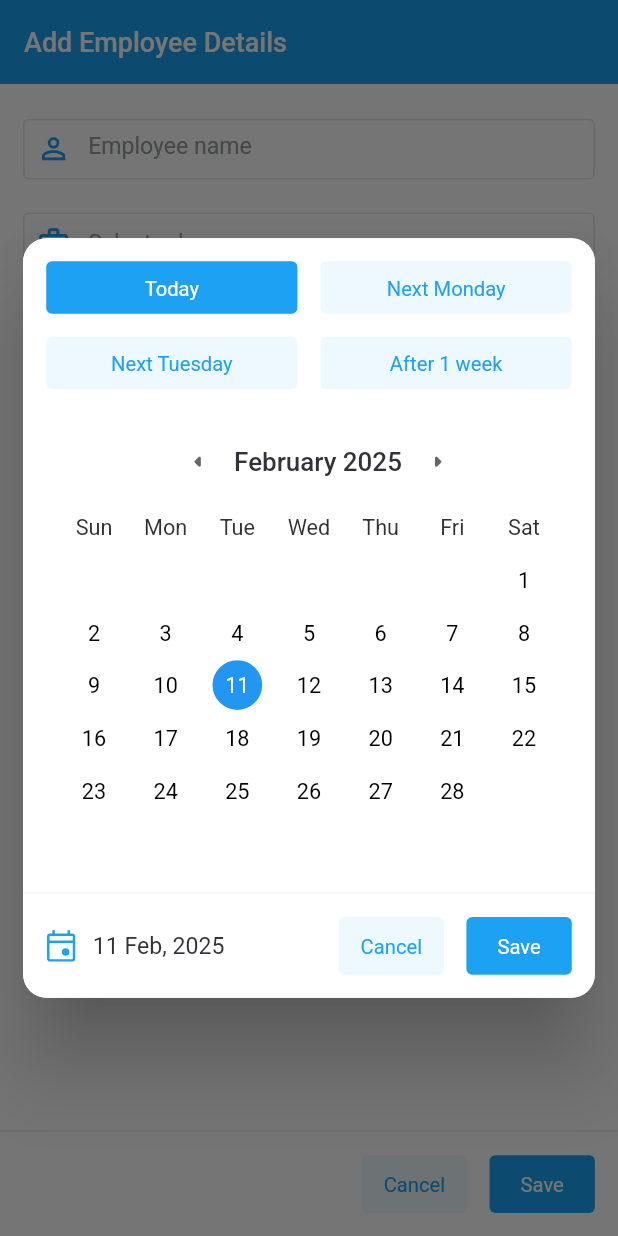
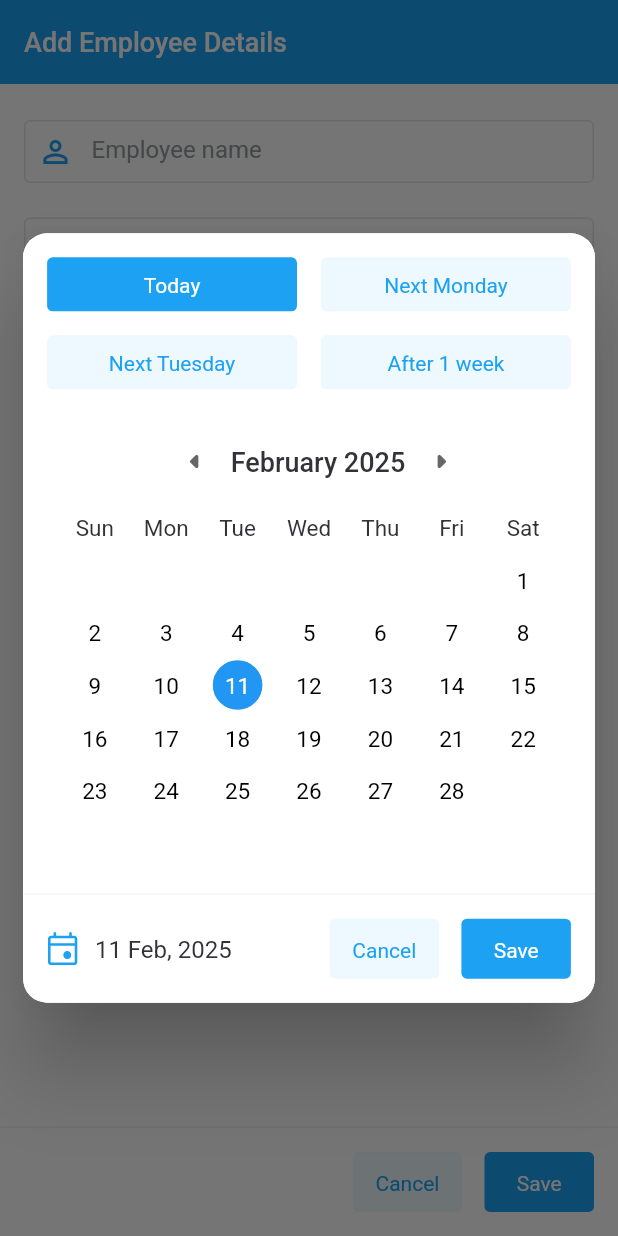
Before and after one commit to master-wayne7/employee_management, a Flutter app: the EmployeeDetailsScreen screen opened directly, after a tap on "Start date", on a phone screen of 412 x 824 dp. Run offline on Flutter 3.47's test engine with Material 3 defaults, Android fonts, the phone set to English and light mode, and no system bars; our stand-ins replace flutter_bloc, flutter_screenutil, flutter_slidable, flutter_svg, hive, hive_flutter; accounts and stored records are empty.

Commit message:
Refactor widget styles to remove screen size dependency and ensure consistent sizing across custom buttons and date pickers

```diff
--- a/lib/src/screens/employee_details_screen.dart
+++ b/lib/src/screens/employee_details_screen.dart
@@ -80,11 +80,11 @@ class _EmployeeDetailsScreenState extends State<EmployeeDetailsScreen> {
         children: [
           Expanded(
             child: Container(
-              padding: EdgeInsets.symmetric(horizontal: 16.sp, vertical: 24.sp),
+              padding: const EdgeInsets.symmetric(horizontal: 16, vertical: 24),
               color: AppColors.whiteColor,
               child: SingleChildScrollView(
                 child: Column(
-                  spacing: 23.sp,
+                  spacing: 23,
                   children: [
                     //name field
                     _buildInputField(
@@ -114,7 +114,7 @@ class _EmployeeDetailsScreenState extends State<EmployeeDetailsScreen> {
 
                     // date selection field
                     Row(
-                      spacing: 16.sp,
+                      spacing: 16,
                       children: [
                         //start date
                         Expanded(
@@ -134,10 +134,10 @@ class _EmployeeDetailsScreenState extends State<EmployeeDetailsScreen> {
                             },
                           ),
                         ),
-                        Icon(
+                        const Icon(
                           Icons.arrow_forward_rounded,
                           color: AppColors.primaryColor,
-                          size: 20.sp,
+                          size: 20,
                         ),
 
                         //end date
@@ -172,7 +172,7 @@ class _EmployeeDetailsScreenState extends State<EmployeeDetailsScreen> {
 
           //Footer
           Container(
-            padding: EdgeInsets.all(16.sp),
+            padding: const EdgeInsets.all(16),
             color: AppColors.whiteColor,
             child: Row(
               mainAxisAlignment: MainAxisAlignment.end,
@@ -180,14 +180,14 @@ class _EmployeeDetailsScreenState extends State<EmployeeDetailsScreen> {
                 CustomButton(
                   text: "Cancel",
                   isSelected: false,
-                  constraints: BoxConstraints(minWidth: 73.sp, minHeight: 40.sp),
+                  constraints: const BoxConstraints(minWidth: 73, minHeight: 40),
                   ontap: () => Navigator.pop(context),
                 ),
                 16.horizontalSpaceRadius,
                 CustomButton(
                   text: "Save",
                   isSelected: true,
-                  constraints: BoxConstraints(minWidth: 73.sp, minHeight: 40.sp),
+                  constraints: const BoxConstraints(minWidth: 73, minHeight: 40),
                   ontap: _saveEmployee,
                 ),
               ],
@@ -204,27 +204,27 @@ class _EmployeeDetailsScreenState extends State<EmployeeDetailsScreen> {
     required TextEditingController controller,
   }) {
     return Container(
-      padding: EdgeInsets.all(8.sp),
+      padding: const EdgeInsets.all(8),
       decoration: BoxDecoration(
         border: Border.all(color: AppColors.borderColor),
-        borderRadius: BorderRadius.circular(4.sp),
+        borderRadius: BorderRadius.circular(4),
       ),
       child: Row(
-        spacing: 12.sp,
+        spacing: 12,
         children: [
           Icon(
             icon,
             color: AppColors.primaryColor,
-            size: 24.sp,
+            size: 24,
           ),
           Expanded(
             child: SizedBox(
-              height: 24.sp,
+              height: 24,
               child: TextField(
                 style: AppTextStyles.robotoF16(
                   color: AppColors.textColor,
                   weight: FontWeight.w400,
-                ),
+                ).copyWith(fontSize: 16),
                 controller: controller,
                 textCapitalization: TextCapitalization.words,
                 autofillHints: const [
@@ -238,7 +238,7 @@ class _EmployeeDetailsScreenState extends State<EmployeeDetailsScreen> {
                   hintStyle: AppTextStyles.robotoF16(
                     color: AppColors.hintColor,
                     weight: FontWeight.w400,
-                  ),
+                  ).copyWith(fontSize: 16),
                 ),
               ),
             ),
@@ -256,18 +256,18 @@ class _EmployeeDetailsScreenState extends State<EmployeeDetailsScreen> {
     return GestureDetector(
       onTap: onTap,
       child: Container(
-        padding: EdgeInsets.all(8.sp),
+        padding: const EdgeInsets.all(8),
         decoration: BoxDecoration(
           border: Border.all(color: AppColors.borderColor),
-          borderRadius: BorderRadius.circular(4.sp),
+          borderRadius: BorderRadius.circular(4),
         ),
         child: Row(
-          spacing: 12.sp,
+          spacing: 12,
           children: [
             Icon(
               icon,
               color: AppColors.primaryColor,
-              size: 24.sp,
+              size: 24,
             ),
             Expanded(
               child: Text(
@@ -275,12 +275,12 @@ class _EmployeeDetailsScreenState extends State<EmployeeDetailsScreen> {
                 style: AppTextStyles.robotoF16(
                   color: value.isEmpty ? AppColors.hintColor : AppColors.textColor,
                   weight: FontWeight.w400,
-                ),
+                ).copyWith(fontSize: 16),
               ),
             ),
-            Icon(
+            const Icon(
               Icons.arrow_drop_down,
-              size: 20.sp,
+              size: 20,
               color: AppColors.primaryColor,
             ),
           ],
@@ -295,12 +295,12 @@ class _EmployeeDetailsScreenState extends State<EmployeeDetailsScreen> {
   }) {
     showModalBottomSheet(
       context: context,
-      shape: RoundedRectangleBorder(
-        borderRadius: BorderRadius.vertical(top: Radius.circular(16.sp)),
+      shape: const RoundedRectangleBorder(
+        borderRadius: BorderRadius.vertical(top: Radius.circular(16)),
       ),
       builder: (context) => Container(
-        decoration: BoxDecoration(
-          borderRadius: BorderRadius.vertical(top: Radius.circular(16.sp)),
+        decoration: const BoxDecoration(
+          borderRadius: BorderRadius.vertical(top: Radius.circular(16)),
           color: AppColors.whiteColor,
         ),
         child: ListView.separated(
@@ -317,14 +317,14 @@ class _EmployeeDetailsScreenState extends State<EmployeeDetailsScreen> {
               Navigator.pop(context);
             },
             child: Padding(
-              padding: EdgeInsets.all(16.sp),
+              padding: const EdgeInsets.all(16),
               child: Center(
                 child: Text(
                   items[index],
                   style: AppTextStyles.robotoF16(
                     color: AppColors.textColor,
                     weight: FontWeight.w400,
-                  ),
+                  ).copyWith(fontSize: 16),
                 ),
               ),
             ),
@@ -342,17 +342,17 @@ class _EmployeeDetailsScreenState extends State<EmployeeDetailsScreen> {
     return GestureDetector(
       onTap: onTap,
       child: Container(
-        padding: EdgeInsets.symmetric(vertical: 10.sp, horizontal: 8.sp),
+        padding: const EdgeInsets.symmetric(vertical: 10, horizontal: 8),
         decoration: BoxDecoration(
           border: Border.all(color: AppColors.borderColor),
-          borderRadius: BorderRadius.circular(4.sp),
+          borderRadius: BorderRadius.circular(4),
         ),
         child: Row(
           children: [
             SvgPicture.asset(
               "assets/svg/calendar.svg",
               colorFilter: const ColorFilter.mode(AppColors.primaryColor, BlendMode.srcIn),
-              height: 19.2.sp,
+              height: 19.2,
             ),
             9.68.horizontalSpaceRadius,
             Text(
@@ -360,7 +360,7 @@ class _EmployeeDetailsScreenState extends State<EmployeeDetailsScreen> {
               style: AppTextStyles.robotoF14(
                 color: date == null ? AppColors.hintColor : AppColors.textColor,
                 weight: FontWeight.w400,
-              ),
+              ).copyWith(fontSize: 14),
             ),
           ],
         ),
@@ -376,7 +376,7 @@ class _EmployeeDetailsScreenState extends State<EmployeeDetailsScreen> {
           insetPadding: EdgeInsets.zero,
           shape: RoundedRectangleBorder(borderRadius: BorderRadius.circular(16)),
           child: SizedBox(
-            width: 396.sp,
+            width: 396.sp > 700 ? 700 : 396.sp,
             child: CustomDatePicker(
               isEndDateDialog: isEndDateDialog,
               initialDate: initialDate ?? DateTime.now(),
--- a/lib/src/widgets/custom_button.dart
+++ b/lib/src/widgets/custom_button.dart
@@ -37,7 +37,7 @@ class CustomButton extends StatelessWidget {
       child: Container(
         constraints: constraints ?? const BoxConstraints(minHeight: 36),
         padding: padding ?? const EdgeInsets.all(8),
-        decoration: BoxDecoration(color: isSelected ? AppColors.primaryColor : AppColors.primaryColorLight, borderRadius: BorderRadius.circular(4.sp)),
+        decoration: BoxDecoration(color: isSelected ? AppColors.primaryColor : AppColors.primaryColorLight, borderRadius: BorderRadius.circular(4.r)),
         child: Center(
           child: Text(
             text,
@@ -45,7 +45,7 @@ class CustomButton extends StatelessWidget {
             style: AppTextStyles.robotoF14(
               color: isSelected ? AppColors.whiteColor : AppColors.primaryColor,
               weight: FontWeight.w400,
-            ),
+            ).copyWith(fontSize: 14),
           ),
         ),
       ),
--- a/lib/src/widgets/custom_calendar.dart
+++ b/lib/src/widgets/custom_calendar.dart
@@ -7,7 +7,6 @@ import 'package:employee_management/src/config/theme/app_colors.dart';
 import 'package:flutter/material.dart';
 import 'package:flutter/rendering.dart';
 import 'package:flutter/services.dart';
-import 'package:flutter_screenutil/flutter_screenutil.dart';
 
 const Duration _monthScrollDuration = Duration(milliseconds: 200);
 
@@ -632,26 +631,26 @@ class _MonthPickerState extends State<_MonthPicker> {
                 children: <Widget>[
                   IconButton(
                     padding: EdgeInsets.zero,
-                    icon: Icon(
+                    icon: const Icon(
                       Icons.arrow_left_rounded,
-                      size: 24.sp,
+                      size: 30,
                     ),
                     color: controlColor,
-                    iconSize: 24.sp,
+                    iconSize: 30,
                     tooltip: _isDisplayingFirstMonth ? null : _localizations.previousMonthTooltip,
                     onPressed: _isDisplayingFirstMonth ? null : _handlePreviousMonth,
                   ),
                   Text(
                     widget.title,
-                    style: AppTextStyles.robotoF18(color: AppColors.textColor, weight: FontWeight.w500),
+                    style: AppTextStyles.robotoF18(color: AppColors.textColor, weight: FontWeight.w500).copyWith(fontSize: 18),
                     overflow: TextOverflow.ellipsis,
                   ),
                   IconButton(
                     padding: EdgeInsets.zero,
-                    iconSize: 24.sp,
-                    icon: Icon(
+                    iconSize: 30,
+                    icon: const Icon(
                       Icons.arrow_right_rounded,
-                      size: 24.sp,
+                      size: 30,
                     ),
                     color: controlColor,
                     tooltip: _isDisplayingLastMonth ? null : _localizations.nextMonthTooltip,
@@ -830,7 +829,7 @@ class _DayPickerState extends State<_DayPicker> {
   @override
   Widget build(BuildContext context) {
     final MaterialLocalizations localizations = MaterialLocalizations.of(context);
-    final TextStyle weekdayStyle = AppTextStyles.robotoF15(color: AppColors.textColor, weight: FontWeight.w400);
+    final TextStyle weekdayStyle = AppTextStyles.robotoF15(color: AppColors.textColor, weight: FontWeight.w400).copyWith(fontSize: 15);
 
     final Orientation orientation = MediaQuery.orientationOf(context);
     final bool isLandscapeOrientation = orientation == Orientation.landscape;
@@ -917,7 +916,7 @@ class _DayState extends State<_Day> {
   Widget build(BuildContext context) {
     final DatePickerThemeData defaults = DatePickerTheme.defaults(context);
     final DatePickerThemeData datePickerTheme = DatePickerTheme.of(context);
-    final TextStyle dayStyle = AppTextStyles.robotoF15(color: AppColors.textColor, weight: FontWeight.w400);
+    final TextStyle dayStyle = AppTextStyles.robotoF15(color: AppColors.textColor, weight: FontWeight.w400).copyWith(fontSize: 15);
     T? effectiveValue<T>(T? Function(DatePickerThemeData? theme) getProperty) {
       return getProperty(datePickerTheme) ?? getProperty(defaults);
     }
--- a/lib/src/widgets/custom_date_picker.dart
+++ b/lib/src/widgets/custom_date_picker.dart
@@ -50,7 +50,7 @@ class CustomDatePickerState extends State<CustomDatePicker> {
     return Expanded(
       child: CustomButton(
         text: text,
-        constraints: BoxConstraints(minHeight: 36.sp),
+        constraints: const BoxConstraints(minHeight: 36),
         isSelected: isSelected,
         ontap: () => setState(
           () {
@@ -66,20 +66,20 @@ class CustomDatePickerState extends State<CustomDatePicker> {
     return Container(
       decoration: BoxDecoration(
         color: Colors.white,
-        borderRadius: BorderRadius.circular(16.sp),
+        borderRadius: BorderRadius.circular(16),
       ),
       child: Column(
         mainAxisSize: MainAxisSize.min,
         children: [
           Padding(
-            padding: EdgeInsets.all(16.sp),
+            padding: const EdgeInsets.all(16),
             child: Column(
               children: [
                 Column(
-                  spacing: 16.sp,
+                  spacing: 16,
                   children: [
                     Row(
-                      spacing: 16.sp,
+                      spacing: 16,
                       children: [
                         // build no date for ending dialog
                         if (widget.isEndDateDialog) _buildQuickSelectButton('No date', null),
@@ -101,7 +101,7 @@ class CustomDatePickerState extends State<CustomDatePicker> {
                     // not to build the next day button for end dialog
                     if (!widget.isEndDateDialog)
                       Row(
-                        spacing: 16.sp,
+                        spacing: 16,
                         children: [
                           _buildQuickSelectButton(
                             'Next Tuesday',
@@ -147,7 +147,7 @@ class CustomDatePickerState extends State<CustomDatePicker> {
 
           // footer row
           Padding(
-            padding: EdgeInsets.all(16.sp),
+            padding: const EdgeInsets.all(16),
             child: Row(
               mainAxisAlignment: MainAxisAlignment.end,
               children: [
@@ -155,24 +155,25 @@ class CustomDatePickerState extends State<CustomDatePicker> {
                 SvgPicture.asset(
                   "assets/svg/calendar.svg",
                   colorFilter: const ColorFilter.mode(AppColors.primaryColor, BlendMode.srcIn),
-                  height: 23.sp,
+                  height: 23,
                 ),
                 12.horizontalSpaceRadius,
-                Text(
-                  selectedDate != null ? getFormattedDate(selectedDate!) : "No date",
-                  style: AppTextStyles.robotoF16(
-                    color: AppColors.textColor,
-                    weight: FontWeight.w400,
+                Expanded(
+                  child: Text(
+                    selectedDate != null ? getFormattedDate(selectedDate!) : "No date",
+                    style: AppTextStyles.robotoF16(
+                      color: AppColors.textColor,
+                      weight: FontWeight.w400,
+                    ).copyWith(fontSize: 16),
+                    overflow: TextOverflow.ellipsis,
                   ),
                 ),
-
-                const Spacer(),
 
                 // footer button for canceling the selection
                 CustomButton(
                   text: "Cancel",
                   isSelected: false,
-                  constraints: BoxConstraints(minWidth: 73.sp, minHeight: 40.sp),
+                  constraints: const BoxConstraints(minWidth: 73, minHeight: 40),
                   ontap: () {
                     Navigator.pop(context);
                   },
@@ -184,7 +185,7 @@ class CustomDatePickerState extends State<CustomDatePicker> {
                 CustomButton(
                   text: "Save",
                   isSelected: true,
-                  constraints: BoxConstraints(minWidth: 73.sp, minHeight: 40.sp),
+                  constraints: const BoxConstraints(minWidth: 73, minHeight: 40),
                   ontap: () {
                     widget.onDateSelected(selectedDate);
                   },
```
